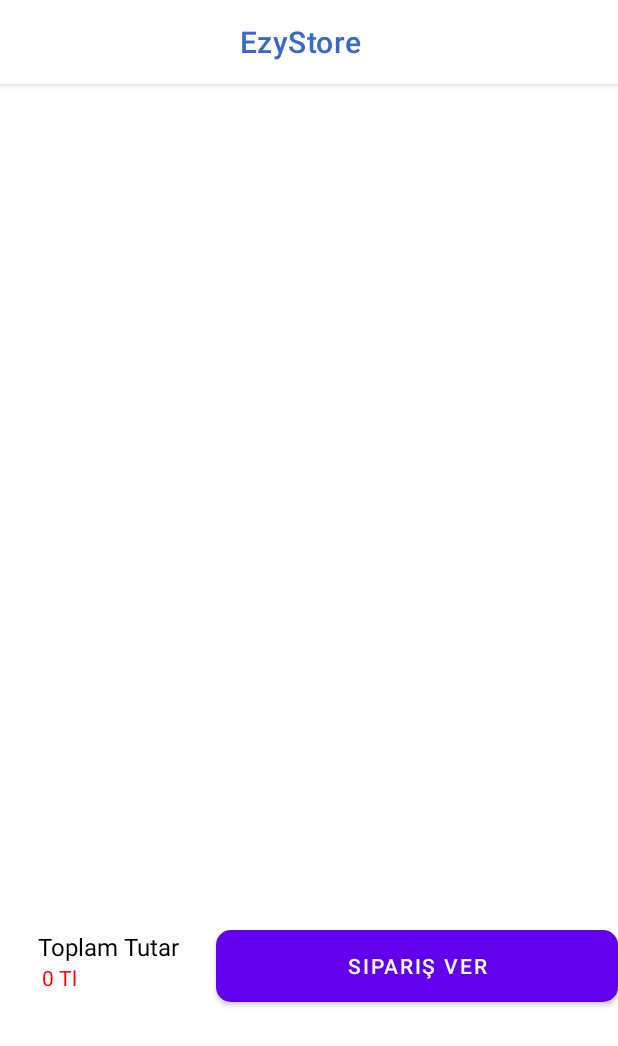
After one commit to Burakka1/EzyStore, an Android app: the Cart screen opened directly, with no data from a screen before it, on a phone screen of 412 x 824 dp. The commit adds this screen. Shown: the top 1046 px of the screen. Run offline under Robolectric (Android 15) with nearby library versions, the phone set to English and light mode, and no system bars; our stand-ins replace Firebase (no records; nobody signed in at launch, a user with empty details on screens opened directly).

Commit message:
completeTheOrderScreen

```diff
--- a/app/src/main/AndroidManifest.xml
+++ b/app/src/main/AndroidManifest.xml
@@ -15,6 +15,9 @@
         android:supportsRtl="true"
         android:theme="@style/Theme.EzyStore"
         tools:targetApi="31">
+        <activity
+            android:name=".Cart"
+            android:exported="false" />
         <activity
             android:name=".adminhomescreen"
             android:exported="false">
--- /dev/null
+++ b/app/src/main/java/com/example/ezystore/Cart.java
@@ -0,0 +1,137 @@
+package com.example.ezystore;
+
+import androidx.annotation.NonNull;
+import androidx.appcompat.app.AppCompatActivity;
+import androidx.recyclerview.widget.LinearLayoutManager;
+import androidx.recyclerview.widget.RecyclerView;
+
+import android.os.Bundle;
+import android.util.Log;
+import android.view.View;
+import android.widget.Button;
+import android.widget.TextView;
+import android.widget.Toast;
+
+import com.google.android.gms.tasks.OnFailureListener;
+import com.google.android.gms.tasks.OnSuccessListener;
+import com.google.firebase.auth.FirebaseAuth;
+import com.google.firebase.auth.FirebaseUser;
+import com.google.firebase.firestore.FirebaseFirestore;
+import com.google.firebase.firestore.QueryDocumentSnapshot;
+import com.google.firebase.firestore.QuerySnapshot;
+
+import java.util.ArrayList;
+import java.util.List;
+
+public class Cart extends AppCompatActivity {
+
+    private CartAdapter adapter;
+    private final FirebaseFirestore db = FirebaseFirestore.getInstance();
+    private ArrayList<Product> productList = new ArrayList<>();
+    private String User;
+    Integer amount;
+    List<Integer> amountList = new ArrayList<>();
+    TextView textTotal;
+    Button siparisadd;
+
+    @Override
+    protected void onCreate(Bundle savedInstanceState) {
+        super.onCreate(savedInstanceState);
+        setContentView(R.layout.activity_cart);
+
+        FirebaseAuth auth = FirebaseAuth.getInstance();
+        FirebaseUser user = auth.getCurrentUser();
+        User = user.getEmail();
+
+        RecyclerView recyclerView = findViewById(R.id.recyclerView);
+        LinearLayoutManager layoutManager = new LinearLayoutManager(this, LinearLayoutManager.VERTICAL, false);
+        recyclerView.setLayoutManager(layoutManager);
+
+        adapter = new CartAdapter(productList);
+        recyclerView.setAdapter(adapter);
+        textTotal = findViewById(R.id.textTotal);
+        siparisadd = findViewById(R.id.siparisadd);
+
+        loadDataFromFirestore();
+
+
+        siparisadd.setOnClickListener(new View.OnClickListener() {
+            @Override
+            public void onClick(View view) {
+
+                db.collection("Bag")
+                        .whereEqualTo("Email", User)
+                        .get()
+                        .addOnSuccessListener(new OnSuccessListener<QuerySnapshot>() {
+                            @Override
+                            public void onSuccess(QuerySnapshot queryDocumentSnapshots) {
+                                for (QueryDocumentSnapshot document : queryDocumentSnapshots) {
+                                    String productId = document.getId();
+                                    // ID'yi kullanarak istediğiniz işlemleri yapabilirsiniz
+                                    // Örneğin, Toast mesajıyla ID'yi gösterebiliriz:
+                                    Toast.makeText(Cart.this, "Öğe ID'si: " + productId, Toast.LENGTH_SHORT).show();
+                                }
+                            }
+                        })
+                        .addOnFailureListener(new OnFailureListener() {
+                            @Override
+                            public void onFailure(@NonNull Exception e) {
+                                // Hata durumunda yapılacak işlemleri buraya ekleyin
+                            }
+                        });
+            }
+        });
+
+    }
+
+    private void loadDataFromFirestore() {
+        db.collection("Bag").whereEqualTo("Email", User)
+                .get()
+                .addOnSuccessListener(new OnSuccessListener<QuerySnapshot>() {
+                    @Override
+                    public void onSuccess(QuerySnapshot queryDocumentSnapshots) {
+                        productList.clear();
+                        amountList.clear(); // amountList'i temizle
+                        Integer total = 0;
+                        amount = 0;
+
+                        for (QueryDocumentSnapshot document : queryDocumentSnapshots) {
+                            String productName = document.getString("ProductName");
+                            String price = document.getString("Price");
+                            String imageUrl = document.getString("imageUrl");
+                            String count = document.getString("count");
+                            String id = document.getId();
+
+                            Product dataClass = new Product(productName, price, imageUrl, count, id);
+                            productList.add(dataClass);
+
+                            total = Integer.parseInt(price);
+                            amount = Integer.parseInt(count);
+
+                            amount = amount * total;
+                            amountList.add(amount);
+                        }
+
+                        // Toplam miktarı hesapla
+                        Integer totalAmount = 0;
+                        for (int price : amountList) {
+                            totalAmount += price;
+                        }
+                        amount = totalAmount;
+                        textTotal.setText(amount + " Tl");
+
+                        adapter.notifyDataSetChanged();
+                    }
+                })
+                .addOnFailureListener(new OnFailureListener() {
+                    @Override
+                    public void onFailure(@NonNull Exception e) {
+                        Log.e("Firestore", "Failed to load data: " + e.getMessage());
+                    }
+                });
+    }
+
+    public void refreshCart() {
+        loadDataFromFirestore();
+    }
+}
--- a/app/src/main/java/com/example/ezystore/ProductDescriptionsActivity.java
+++ b/app/src/main/java/com/example/ezystore/ProductDescriptionsActivity.java
@@ -79,6 +79,7 @@ public class ProductDescriptionsActivity extends AppCompatActivity {
                 bag.put("Price",price);
                 bag.put("imageUrl",imageURL);
                 bag.put("Email",Email);
+                bag.put("count","1");
                 AddBag(bag);
                 Intent intent = new Intent(ProductDescriptionsActivity.this, HomeScreen.class);
                 startActivity(intent);
--- /dev/null
+++ b/app/src/main/res/drawable/outline_restore_from_trash_24.xml
@@ -0,0 +1,5 @@
+<vector android:height="28dp" android:tint="#F80707"
+    android:viewportHeight="24" android:viewportWidth="24"
+    android:width="28dp" xmlns:android="http://schemas.android.com/apk/res/android">
+    <path android:fillColor="@android:color/white" android:pathData="M15.5,4l-1,-1h-5l-1,1L5,4v2h14L19,4zM6,19c0,1.1 0.9,2 2,2h8c1.1,0 2,-0.9 2,-2L18,7L6,7v12zM8,14L8,9h8v10L8,19v-5zM10,18h4v-4h2l-4,-4 -4,4h2z"/>
+</vector>
--- a/app/src/main/res/layout/activity_add_product.xml
+++ b/app/src/main/res/layout/activity_add_product.xml
@@ -60,7 +60,8 @@
         android:layout_toEndOf="@id/textProductName"
         android:background="@drawable/rounded_corner"
         android:hint=" Ürün Fiyatı"
-        android:textColor="#000000" />
+        android:textColor="#000000"
+        android:inputType="number"/>
 
     <ImageView
         android:id="@+id/imageProduct"
--- /dev/null
+++ b/app/src/main/res/layout/activity_cart.xml
@@ -0,0 +1,64 @@
+<?xml version="1.0" encoding="utf-8"?>
+<androidx.constraintlayout.widget.ConstraintLayout
+    xmlns:android="http://schemas.android.com/apk/res/android"
+    xmlns:app="http://schemas.android.com/apk/res-auto"
+    xmlns:tools="http://schemas.android.com/tools"
+    android:layout_width="match_parent"
+    android:layout_height="match_parent"
+    tools:context=".Cart">
+
+    <androidx.recyclerview.widget.RecyclerView
+        android:id="@+id/recyclerView"
+        android:layout_width="398dp"
+        android:layout_height="556dp"
+        app:layoutManager="androidx.recyclerview.widget.LinearLayoutManager"
+        app:layout_constraintBottom_toBottomOf="parent"
+        app:layout_constraintEnd_toEndOf="parent"
+        app:layout_constraintStart_toStartOf="parent"
+        app:layout_constraintTop_toTopOf="parent"
+        app:layout_constraintVertical_bias="0.0" />
+
+    <Button
+        android:id="@+id/siparisadd"
+        android:layout_width="268dp"
+        android:layout_height="wrap_content"
+        android:layout_alignParentEnd="true"
+        android:layout_alignParentBottom="true"
+        android:layout_marginTop="8dp"
+        android:background="@drawable/button_rounded"
+        android:text="Sipariş ver"
+        app:layout_constraintEnd_toEndOf="parent"
+        app:layout_constraintTop_toBottomOf="@+id/recyclerView" />
+
+    <TextView
+        android:id="@+id/textTotalTitle"
+        android:layout_width="wrap_content"
+        android:layout_height="wrap_content"
+        android:layout_alignParentStart="true"
+        android:layout_alignParentBottom="true"
+        android:layout_marginTop="8dp"
+        android:paddingStart="16dp"
+        android:paddingEnd="16dp"
+        android:text="Toplam Tutar"
+        android:textColor="@android:color/black"
+        android:textSize="16sp"
+
+        app:layout_constraintEnd_toStartOf="@+id/siparisadd"
+        app:layout_constraintHorizontal_bias="0.518"
+        app:layout_constraintStart_toStartOf="parent"
+        app:layout_constraintTop_toBottomOf="@+id/recyclerView" />
+
+    <TextView
+        android:id="@+id/textTotal"
+        android:layout_width="wrap_content"
+        android:layout_height="wrap_content"
+        android:layout_alignParentStart="true"
+        android:layout_alignParentBottom="true"
+        android:layout_marginStart="28dp"
+        android:textColor="#F80000"
+        app:layout_constraintEnd_toStartOf="@+id/siparisadd"
+        app:layout_constraintHorizontal_bias="0.0"
+        app:layout_constraintStart_toStartOf="parent"
+        app:layout_constraintTop_toBottomOf="@+id/textTotalTitle" />
+
+</androidx.constraintlayout.widget.ConstraintLayout>
--- a/app/src/main/res/layout/activity_home_screen.xml
+++ b/app/src/main/res/layout/activity_home_screen.xml
@@ -8,7 +8,7 @@
     tools:context=".HomeScreen">
 
  <ImageButton
-     android:id="@+id/imageButton2"
+     android:id="@+id/cart"
      android:layout_width="137dp"
      android:layout_height="71dp"
      android:layout_marginBottom="8dp"
@@ -44,13 +44,13 @@
      android:layout_width="410dp"
      android:layout_height="0dp"
      android:numColumns="2"
-     app:layout_constraintBottom_toTopOf="@+id/imageButton"
+     app:layout_constraintBottom_toTopOf="@+id/Home"
      app:layout_constraintEnd_toEndOf="parent"
      app:layout_constraintStart_toStartOf="parent"
      app:layout_constraintTop_toBottomOf="@+id/recyclerView" />
 
  <ImageButton
-     android:id="@+id/imageButton"
+     android:id="@+id/Home"
      android:layout_width="137dp"
      android:layout_height="71dp"
      android:layout_marginBottom="8dp"
```
Also changed, not shown: app/src/main/java/com/example/ezystore/CartAdapter.java (added, +108 -0 lines), app/src/main/java/com/example/ezystore/HomeScreen.java (+14 -1 lines), app/src/main/java/com/example/ezystore/Product.java (added, +61 -0 lines), app/src/main/res/layout/item_cart.xml (added, +58 -0 lines).
